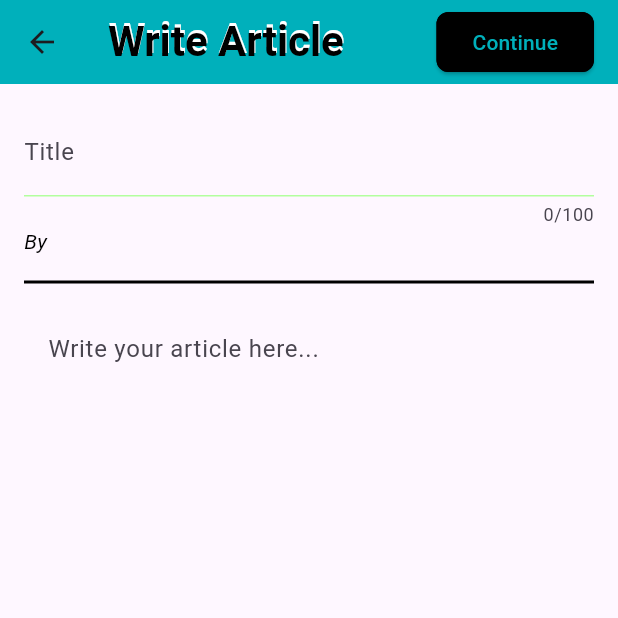
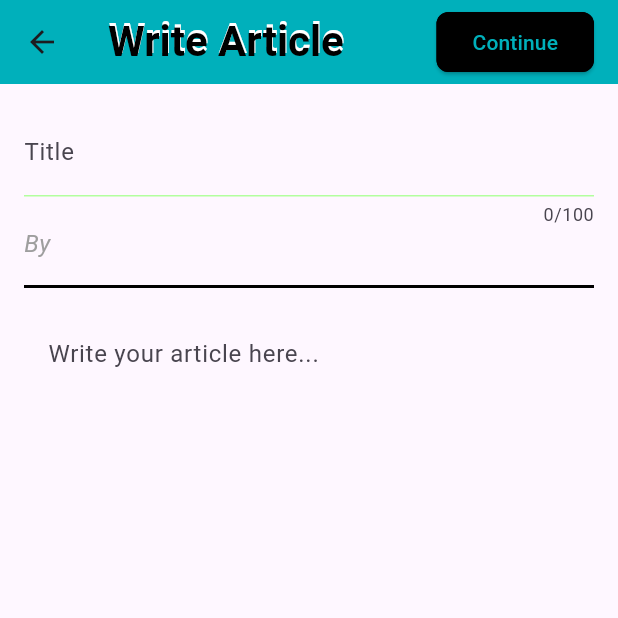
Before and after one commit to MMLewis1225/newsfeed_app, a Flutter app: the WriteArticlePage screen opened by its route, on a phone screen of 412 x 824 dp, the top half of it. Run offline on Flutter 3.47's test engine with Material 3 defaults, Android fonts, the phone set to English and light mode, and no system bars; our stand-ins replace cloud_firestore, firebase_auth, firebase_core; accounts and stored records are empty; generated files the repository leaves out were written again.

```diff
--- a/lib/pages/write_article_page.dart
+++ b/lib/pages/write_article_page.dart
@@ -186,7 +186,7 @@ class _WriteArticlePageState extends State<WriteArticlePage> {
           children: [
             TextField(
               controller: titleController,
-              decoration: InputDecoration(
+              decoration: const InputDecoration(
                 labelText: 'Title',
                 focusedBorder: UnderlineInputBorder(
                   borderSide: BorderSide(color: Color(0xFFB2FF9E), width: 2),
@@ -197,7 +197,7 @@ class _WriteArticlePageState extends State<WriteArticlePage> {
               ),
               maxLength: 100,
               maxLines: null,
-              style: TextStyle(
+              style: const TextStyle(
                 fontSize: 18,
                 fontWeight: FontWeight.bold,
               ),
@@ -207,8 +207,8 @@ class _WriteArticlePageState extends State<WriteArticlePage> {
               "By $username",
               style: const TextStyle(
                 fontStyle: FontStyle.italic,
-                fontSize: 14,
-                color: Colors.black,
+                fontSize: 16,
+                color: Colors.grey,
               ),
             ),
             const SizedBox(height: 16),
```
Also changed, not shown: 1 other file.
